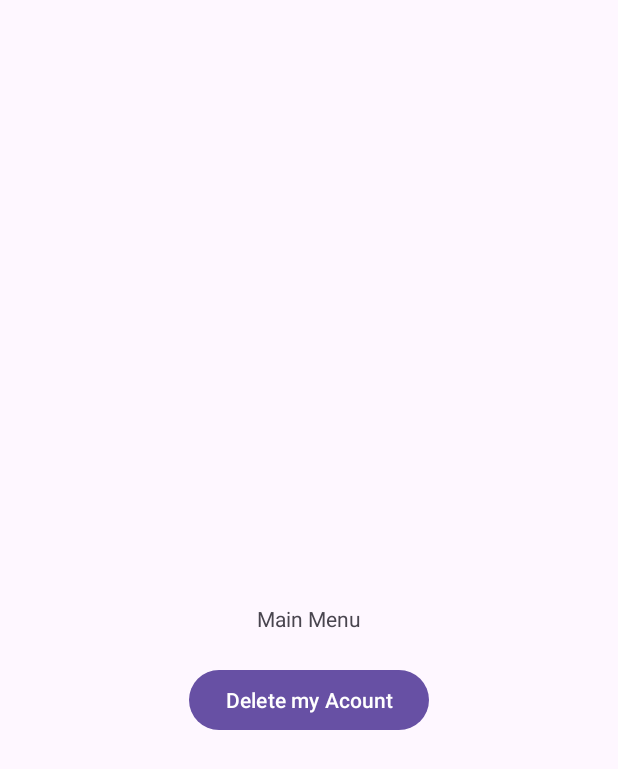
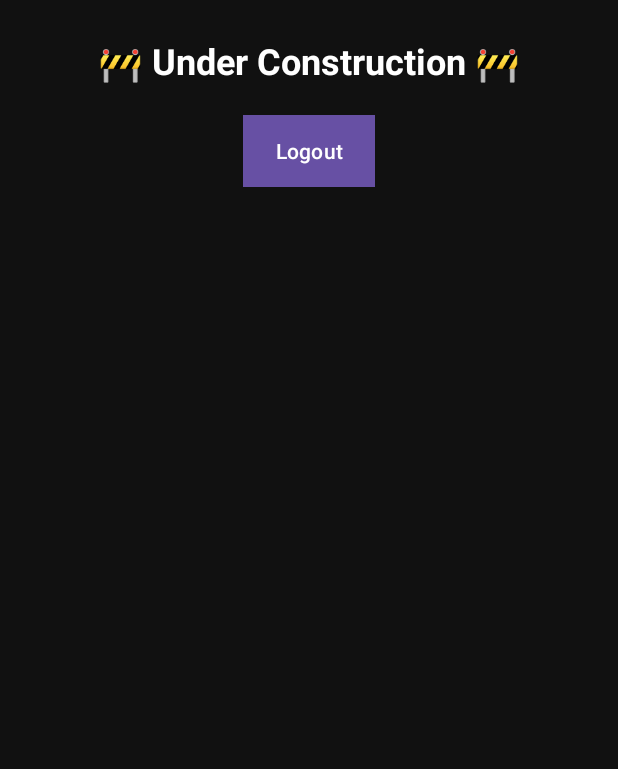
Before and after one commit to Barni52/ReflexGame, an Android app: the MainMenuActivity screen opened directly, with no data from a screen before it, on a phone screen of 412 x 824 dp. Shown: the top 769 px of the screen. Run offline under Robolectric (Android 15) with nearby library versions, the phone set to English and light mode, and no system bars; our stand-ins replace Firebase (no records; nobody signed in at launch, a user with empty details on screens opened directly); libraries missing offline, so code that uses them is left out: com.facebook, com.facebook.bolts.

Commit message:
Added main menu "under construction", fixed facebook login

```diff
--- a/app/src/main/java/com/example/reflexgame/LoginActivity.java
+++ b/app/src/main/java/com/example/reflexgame/LoginActivity.java
@@ -72,7 +72,6 @@ public class LoginActivity extends AppCompatActivity {
                     @Override
                     public void onSuccess(LoginResult loginResult) {
                         handleFacebookAccessToken(loginResult.getAccessToken());
-                        goToMainMenu();
                     }
 
                     @Override
@@ -99,9 +98,9 @@ public class LoginActivity extends AppCompatActivity {
 
         AuthCredential credential = FacebookAuthProvider.getCredential(token.getToken());
         mAuth.signInWithCredential(credential).addOnCompleteListener(this, task -> {
-            loadingLayout.setVisibility(View.GONE);
             if (task.isSuccessful()) {
                 Log.d(LOG_TAG, "signInWithCredential:success");
+                loadingLayout.setVisibility(View.GONE);
                 goToMainMenu();
             } else {
                 Log.w(LOG_TAG, "signInWithCredential:failure", task.getException());
--- a/app/src/main/java/com/example/reflexgame/MainMenuActivity.java
+++ b/app/src/main/java/com/example/reflexgame/MainMenuActivity.java
@@ -22,25 +22,36 @@ public class MainMenuActivity extends AppCompatActivity {
 
     private FirebaseUser user;
     private FirebaseFirestore db;
+    private FirebaseAuth mAuth;
 
     @Override
     protected void onCreate(Bundle savedInstanceState) {
         super.onCreate(savedInstanceState);
         setContentView(R.layout.activity_main_menu);
 
-        user = FirebaseAuth.getInstance().getCurrentUser();
+        mAuth = FirebaseAuth.getInstance();
+        user = mAuth.getCurrentUser();
+
         db = FirebaseFirestore.getInstance();
 
 
-        checkUserId();
+        if(!checkUserId()){
+            goToLogin();
+            finish();
+            return;
+        }
 
         if(!user.isAnonymous()){
             usernameExists();
         }
     }
 
+    public void logout(View view){
+        mAuth.signOut();
+        goToLogin();
+    }
+
     private void usernameExists() {
-
         db.collection("users").document(user.getUid()).get().addOnCompleteListener(task -> {
             if (task.isSuccessful()) {
                 DocumentSnapshot document = task.getResult();
@@ -58,12 +69,13 @@ public class MainMenuActivity extends AppCompatActivity {
 
     }
 
-    private void checkUserId(){
+    private boolean checkUserId(){
         if(user != null){
             Log.d(LoginActivity.LOG_TAG, "User is logged in(from main)");
+            return true;
         } else{
             Log.d(LoginActivity.LOG_TAG, "User is not logged in(from main)");
-            finish();
+            return false;
         }
     }
 
@@ -83,18 +95,4 @@ public class MainMenuActivity extends AppCompatActivity {
         Intent intent = new Intent(this, LoginActivity.class);
         startActivity(intent);
     }
-
-    public void deleteAccount(View view){
-        if (user != null) {
-            user.delete()
-                    .addOnCompleteListener(task -> {
-                        if (task.isSuccessful()) {
-                            Log.d("Firebase", "User account deleted.");
-                            goToLogin();
-                        } else {
-                            Log.e("Firebase", "Account deletion failed", task.getException());
-                        }
-                    });
-        }
-    }
 }
--- a/app/src/main/res/layout/activity_main_menu.xml
+++ b/app/src/main/res/layout/activity_main_menu.xml
@@ -1,30 +1,38 @@
 <?xml version="1.0" encoding="utf-8"?>
 <androidx.constraintlayout.widget.ConstraintLayout xmlns:android="http://schemas.android.com/apk/res/android"
     xmlns:app="http://schemas.android.com/apk/res-auto"
-    xmlns:tools="http://schemas.android.com/tools"
-    android:id="@+id/main"
+    android:id="@+id/mainMenuLayout"
     android:layout_width="match_parent"
     android:layout_height="match_parent"
-    tools:context=".MainMenuActivity">
+    android:background="#111111"
+    android:padding="24dp">
 
     <TextView
-        android:id="@+id/textView"
+        android:id="@+id/underConstructionText"
         android:layout_width="wrap_content"
         android:layout_height="wrap_content"
-        android:text="@string/main_menu"
-        app:layout_constraintBottom_toBottomOf="parent"
+        android:text="@string/under_construction"
+        android:textColor="#FFFFFF"
+        android:textSize="24sp"
+        android:textStyle="bold"
+        app:layout_constraintTop_toTopOf="parent"
+        app:layout_constraintBottom_toTopOf="@+id/logoutButton"
+        app:layout_constraintStart_toStartOf="parent"
         app:layout_constraintEnd_toEndOf="parent"
-        app:layout_constraintStart_toStartOf="parent"
-        app:layout_constraintTop_toTopOf="parent" />
+        app:layout_constraintVertical_chainStyle="packed" />
 
     <Button
-        android:id="@+id/button2"
+        android:id="@+id/logoutButton"
         android:layout_width="wrap_content"
         android:layout_height="wrap_content"
-        android:layout_marginTop="40dp"
-        android:onClick="deleteAccount"
-        android:text="@string/delete_my_acount"
+        android:text="@string/logout"
+        android:textAllCaps="false"
+        android:padding="10dp"
+        android:textColor="#FFFFFF"
+        android:background="#FF4444"
+        app:layout_constraintTop_toBottomOf="@id/underConstructionText"
+        app:layout_constraintStart_toStartOf="parent"
         app:layout_constraintEnd_toEndOf="parent"
-        app:layout_constraintStart_toStartOf="parent"
-        app:layout_constraintTop_toTopOf="@+id/textView" />
+        android:onClick="logout"
+        android:layout_marginTop="20dp" />
 </androidx.constraintlayout.widget.ConstraintLayout>
--- a/app/src/main/res/values/strings.xml
+++ b/app/src/main/res/values/strings.xml
@@ -20,4 +20,6 @@
     <string name="username2">Username</string>
     <string name="delete_my_acount">Delete my Acount</string>
     <string name="main_menu">Main Menu</string>
+    <string name="logout">Logout</string>
+    <string name="under_construction">🚧 Under Construction 🚧</string>
 </resources>
```
